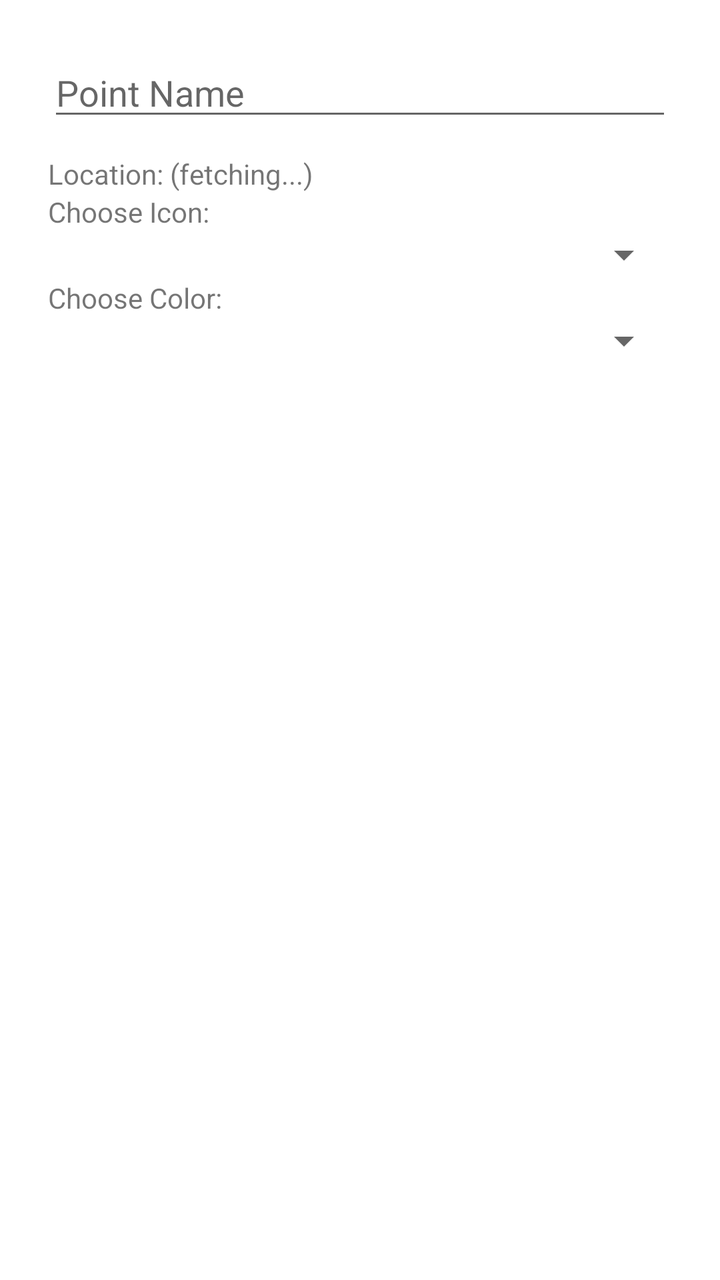
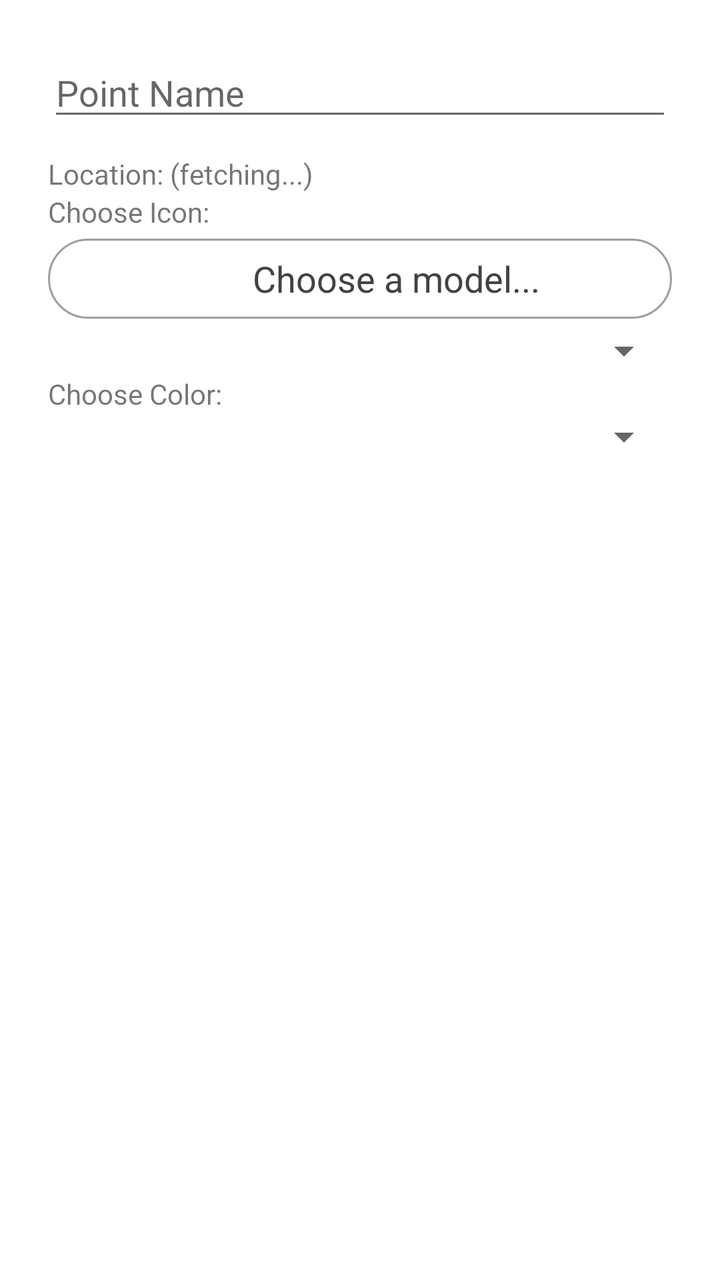

Before-and-after screenshots of an Android layout around one commit, followed by the original layout XML and the change that was made.
<!-- AndroidManifest.xml: application theme Theme.SurveyingApp -->
<!-- res/layout/dialog_add_point.xml -->
<?xml version="1.0" encoding="utf-8"?>
<ScrollView xmlns:android="http://schemas.android.com/apk/res/android"
    android:layout_width="match_parent"
    android:layout_height="wrap_content">
    <LinearLayout
        android:layout_width="match_parent"
        android:layout_height="wrap_content"
        android:orientation="vertical"
        android:padding="24dp">

        <EditText
            android:id="@+id/edit_point_name"
            android:layout_width="match_parent"
            android:layout_height="wrap_content"
            android:hint="Point Name" />

        <TextView
            android:id="@+id/text_location"
            android:layout_width="match_parent"
            android:layout_height="wrap_content"
            android:text="Location: (fetching...)"
            android:paddingTop="12dp" />

        <TextView
            android:layout_width="match_parent"
            android:layout_height="wrap_content"
            android:text="Choose Icon:" />
        <Spinner
            android:id="@+id/spinner_icon"
            android:layout_width="match_parent"
            android:layout_height="wrap_content" />

        <TextView
            android:layout_width="match_parent"
            android:layout_height="wrap_content"
            android:text="Choose Color:" />
        <Spinner
            android:id="@+id/spinner_color"
            android:layout_width="match_parent"
            android:layout_height="wrap_content" />
    </LinearLayout>
</ScrollView>
<!-- resources referenced by this layout -->
<resources>
  <style name="Theme.SurveyingApp" parent="Theme.MaterialComponents.DayNight.DarkActionBar">
          
          <item name="colorPrimary">@color/purple_500</item>
          <item name="colorPrimaryVariant">@color/purple_700</item>
          <item name="colorOnPrimary">@color/white</item>
          
          <item name="colorSecondary">@color/teal_200</item>
          <item name="colorSecondaryVariant">@color/teal_700</item>
          <item name="colorOnSecondary">@color/black</item>
          
          <item name="android:statusBarColor">?attr/colorPrimaryVariant</item>
          
      </style>
  <color name="purple_500">#FF6200EE</color>
  <color name="purple_700">#FF3700B3</color>
  <color name="white">#FFFFFFFF</color>
  <color name="teal_200">#FF03DAC5</color>
  <color name="teal_700">#FF018786</color>
  <color name="black">#FF000000</color>
</resources>

<!-- the commit's change to res/layout/dialog_add_point.xml (unified diff, before → after) -->
@@ -1,7 +1,8 @@
 <?xml version="1.0" encoding="utf-8"?>
 <ScrollView xmlns:android="http://schemas.android.com/apk/res/android"
     android:layout_width="match_parent"
-    android:layout_height="wrap_content">
+    android:layout_height="wrap_content"
+    xmlns:app="http://schemas.android.com/apk/res-auto">
     <LinearLayout
         android:layout_width="match_parent"
         android:layout_height="wrap_content"
@@ -25,6 +26,22 @@
             android:layout_width="match_parent"
             android:layout_height="wrap_content"
             android:text="Choose Icon:" />
+        <com.google.android.material.button.MaterialButton
+            android:id="@+id/button_icon"
+            style="@style/Widget.Material3.Button.OutlinedButton"
+            android:layout_width="match_parent"
+            android:layout_height="48dp"
+            android:gravity="center"
+            android:textSize="18sp"
+            android:text="Choose a model..."
+            app:icon="@android:color/transparent"
+            app:iconSize="24dp"
+            app:iconGravity="textStart"
+            app:iconPadding="12dp"
+            android:textColor="#424242"
+            app:iconTint="#424242"
+            app:strokeColor="#9E9E9E"
+            app:rippleColor="#BDBDBD" />
         <Spinner
             android:id="@+id/spinner_icon"
             android:layout_width="match_parent"
